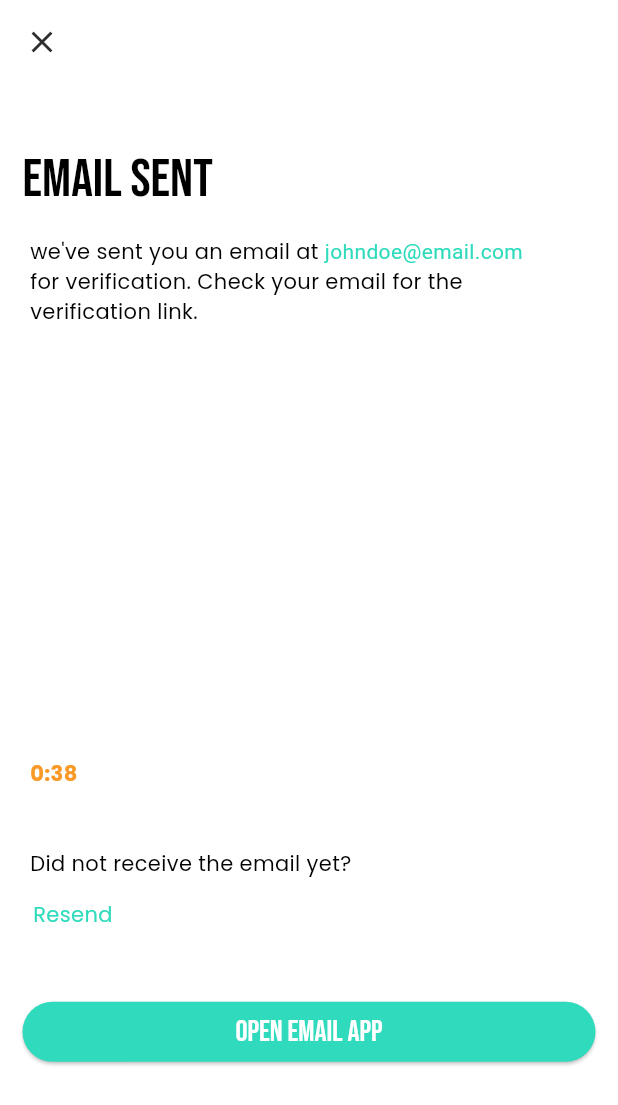
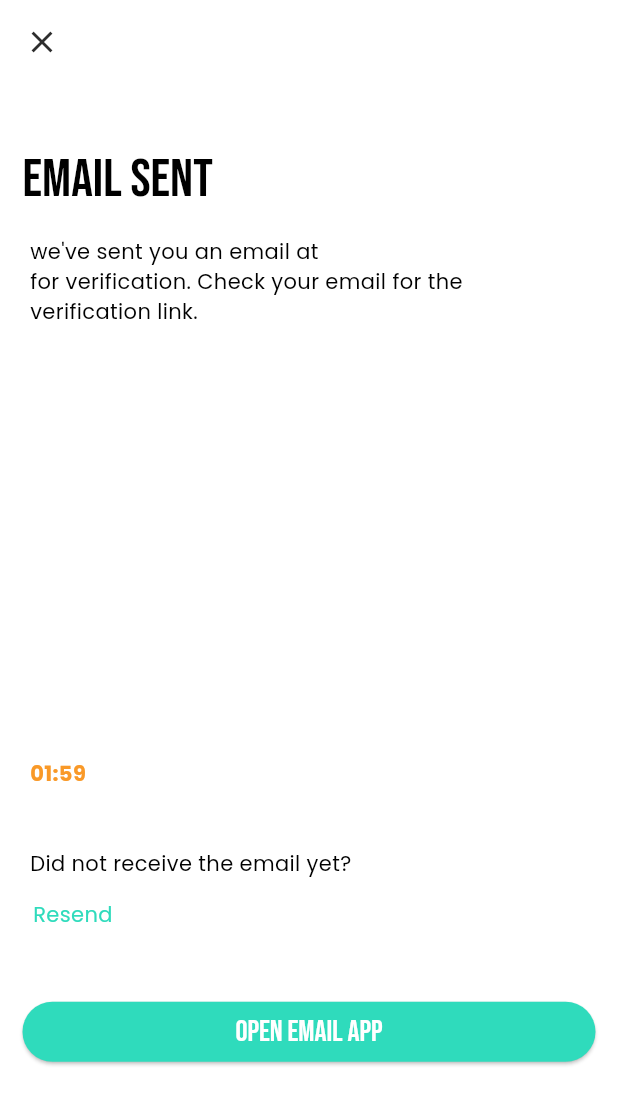
Before and after one commit to AVElfallah/food_e, a Flutter app: the EmailSentPage screen opened by its route, on a phone screen of 412 x 824 dp. Shown: the top 1105 px of the screen. Run offline on Flutter 3.47's test engine with Material 3 defaults, Android fonts, the light colour scheme and no system bars; our stand-ins replace animate_do, cloud_firestore, firebase_auth, firebase_core, flutter_dotenv, flutter_image_slideshow and 7 more; accounts and stored records are empty; project files that could hold a hidden picture were left out.

Commit message:
add some features

```diff
--- a/lib/controllers/login_page_controller.dart
+++ b/lib/controllers/login_page_controller.dart
@@ -1,5 +1,6 @@
 import 'package:flutter/material.dart';
-import 'package:food_e/data/firebase/auth_firebase.dart';
+
+import '../helpers/di_helper.dart';
 
 class LoginPageController extends ChangeNotifier {
   GlobalKey<FormState> formKey = GlobalKey<FormState>();
@@ -17,7 +18,7 @@
   void login({Function? onSuccess, Function(String)? onError}) async {
     if (formKey.currentState!.validate()) {
       // Add your login logic here
-      (await AuthFirebaseService().signInWithEmailAndPassword(
+      (await DIHelper.instance.authService.signInWithEmailAndPassword(
               email: emailController.text, password: passwordController.text))
           .fold((l) {
         onError?.call(l.errorMessage);
--- a/lib/controllers/profile_page_controller.dart
+++ b/lib/controllers/profile_page_controller.dart
@@ -1,11 +1,11 @@
 import 'package:flutter/material.dart';
 
-import '../data/firebase/auth_firebase.dart';
+import '../helpers/di_helper.dart';
 
 class ProfilePageController extends ChangeNotifier {
   // Sign out function
   void singout({Function? onSuccess, Function(String?)? onError}) async {
-    (await AuthFirebaseService().signOut()).fold(
+    (await DIHelper.instance.authService.signOut()).fold(
       (l) {
         onError?.call(l.errorMessage) ?? debugPrint(l.errorMessage);
       },
--- a/lib/controllers/riverpod_objects/riverpod_objects.dart
+++ b/lib/controllers/riverpod_objects/riverpod_objects.dart
@@ -1,5 +1,6 @@
 import 'package:flutter_riverpod/flutter_riverpod.dart';
 
+import '../forget_password_page_controller.dart';
 import '../login_page_controller.dart';
 import '../main_app_controller.dart';
 import '../profile_page_controller.dart';
@@ -33,3 +34,10 @@
 final ChangeNotifierProvider<LoginPageController> loginPageController =
     ChangeNotifierProvider<LoginPageController>((ref) => LoginPageController());
 //
+
+// Forget Password Page Controller
+final ChangeNotifierProvider<ForgetPasswordPageController>
+    forgetPasswordPageController =
+    ChangeNotifierProvider<ForgetPasswordPageController>(
+        (ref) => ForgetPasswordPageController());
+//
--- a/lib/helpers/di_helper.dart
+++ b/lib/helpers/di_helper.dart
@@ -2,12 +2,15 @@
 import 'package:get_it/get_it.dart';
 
 import '../data/app_internal_data.dart';
+import '../data/firebase/rest_password_firebase.dart';
 
 final GetIt getIt = GetIt.instance;
 
 void serviceLocatorInit() {
   getIt.registerSingleton<AppInternalData>(AppInternalData());
   getIt.registerSingleton<AuthFirebaseService>(AuthFirebaseService());
+  getIt.registerSingleton<RestPasswordFirebaseService>(
+      RestPasswordFirebaseService());
 }
 
 class DIHelper {
@@ -17,4 +20,5 @@
 
   final appInternalData = getIt.get<AppInternalData>();
   final authService = getIt.get<AuthFirebaseService>();
+  final restPasswordService = getIt.get<RestPasswordFirebaseService>();
 }
--- a/lib/helpers/router_helper.dart
+++ b/lib/helpers/router_helper.dart
@@ -114,7 +114,8 @@
       // Register page route
       case registerPage:
         return MaterialPageRoute(
-          builder: (ctx) => const RegisterPage(),
+          builder: (ctx) => ProviderScope(
+              overrides: [registerPageController], child: const RegisterPage()),
           settings: settings,
         );
 
--- a/lib/pages/forget_password/pages/email_sent_page.dart
+++ b/lib/pages/forget_password/pages/email_sent_page.dart
@@ -1,28 +1,65 @@
+import 'dart:async';
+
 import 'package:flutter/material.dart';
+import 'package:flutter_riverpod/flutter_riverpod.dart';
 import 'package:food_e/extensions/context_extension.dart';
+import 'package:food_e/extensions/widget_extension.dart';
 import 'package:food_e/helpers/colors_helper.dart';
 import 'package:food_e/helpers/router_helper.dart';
 import 'package:food_e/shared/constants/constant_sizedboxes.dart';
+import 'package:food_e/shared/widgets/loader_widget.dart';
+import 'package:food_e/shared/widgets/show_error_snackbar.dart';
 
+import '../../../controllers/riverpod_objects/riverpod_objects.dart';
 import '../../../shared/widgets/role_model_appbar_widget.dart';
-import '../../../shared/constants/constant_padding.dart';
 
-class EmailSentPage extends StatelessWidget {
+class EmailSentPage extends ConsumerStatefulWidget {
   const EmailSentPage({super.key});
 
   @override
+  ConsumerState<EmailSentPage> createState() => _EmailSentPage();
+}
+
+class _EmailSentPage extends ConsumerState<EmailSentPage> {
+  ValueNotifier<int> countdown = ValueNotifier(120);
+  late Timer countdownTimer;
+
+  @override
+  void initState() {
+    super.initState();
+    countdownTimer = createTimer();
+  }
+
+  Timer createTimer() {
+    return Timer.periodic(const Duration(milliseconds: 1000), (_) {
+      if (countdown.value == 0) {
+        countdownTimer.cancel();
+      } else {
+        countdown.value -= 1;
+      }
+    });
+  }
+
+  @override
+  void dispose() {
+    super.dispose();
+    countdownTimer.cancel();
+    countdown.dispose();
+  }
+
+  @override
   Widget build(BuildContext context) {
+    var forgetPasswordProvider = ref.watch(forgetPasswordPageController);
+    var readCurrentPageProvider = ref.read(forgetPasswordPageController);
+
     return Scaffold(
       appBar: RoleModelAppbarWidget(context),
       body: ListView(
         children: [
-          Padding(
-            padding: pad15All,
-            child: Text(
+          Text(
             'Email sent',
             style: context.textTheme.headlineLarge!,
-            ),
-          ),
+          ).padding(15),
           Padding(
             padding: const EdgeInsets.symmetric(
               horizontal: 20,
@@ -31,14 +68,14 @@
               text: TextSpan(
                 text: "we've sent you an email at ",
                 style: context.textTheme.bodyMedium,
-                children: const [
+                children: [
                   TextSpan(
-                    text: 'johndoe@email.com\n',
-                    style: TextStyle(
+                    text: '${forgetPasswordProvider.emailController.text}\n',
+                    style: const TextStyle(
                       color: ColorsHelper.primary,
                     ),
                   ),
-                  TextSpan(
+                  const TextSpan(
                     text:
                         'for verification. Check your email for the verification link.',
                   ),
@@ -48,15 +85,15 @@
           ),
           SizedBox(height: context.height * .35),
           //start Timer counter
-          const Padding(
-            padding: EdgeInsets.symmetric(horizontal: 20),
-            child: Text(
-              '0:38',
-              style: TextStyle(
+          ValueListenableBuilder(
+            valueListenable: countdown,
+            builder: (context, value, child) => Text(
+              '${(value ~/ 60).toString().padLeft(2, '0')}:${(value % 60).toString().padLeft(2, '0')}',
+              style: const TextStyle(
                 color: ColorsHelper.secondary,
                 fontWeight: FontWeight.bold,
               ),
-            ),
+            ).paddingSymmetric(horizontal: 20),
           ),
           //end
           h40SizedBox,
@@ -69,12 +106,27 @@
               style: context.textTheme.bodyMedium,
             ),
           ),
-          Padding(
-            padding: const EdgeInsets.symmetric(horizontal: 10),
-            child: Align(
+          Align(
             alignment: Alignment.bottomLeft,
             child: TextButton(
-                onPressed: () {},
+              onPressed: () {
+                if (countdown.value != 0) {
+                } else {
+                  showLoader(context);
+                  countdown.value = 120;
+                  countdownTimer = createTimer();
+                  readCurrentPageProvider.sendResetPasswordLink(
+                    onSuccess: () {
+                      hideLoader();
+                      showInfoSnackBar(context, 'Email sent successfully');
+                    },
+                    onError: (error) {
+                      hideLoader();
+                      showErrorSnackBar(context, 'Error: $error');
+                    },
+                  );
+                }
+              },
               child: Text(
                 'Resend',
                 style: context.textTheme.bodyMedium?.copyWith(
@@ -82,8 +134,7 @@
                 ),
               ),
             ),
-            ),
-          ),
+          ).paddingSymmetric(horizontal: 10),
           //end email
 
           h30SizedBox,
```
Also changed, not shown: lib/controllers/forget_password_page_controller.dart (added, +33 -0 lines), lib/controllers/register_page_controller.dart (+9 -0 lines), lib/data/firebase/rest_password_abstract.dart (added, +10 -0 lines), lib/data/firebase/rest_password_firebase.dart (added, +33 -0 lines), lib/errors/errors.dart (+56 -0 lines), lib/pages/forget_password/forget_password_page.dart (+31 -25 lines). Lines whose indentation alone changed are shown as unchanged.
